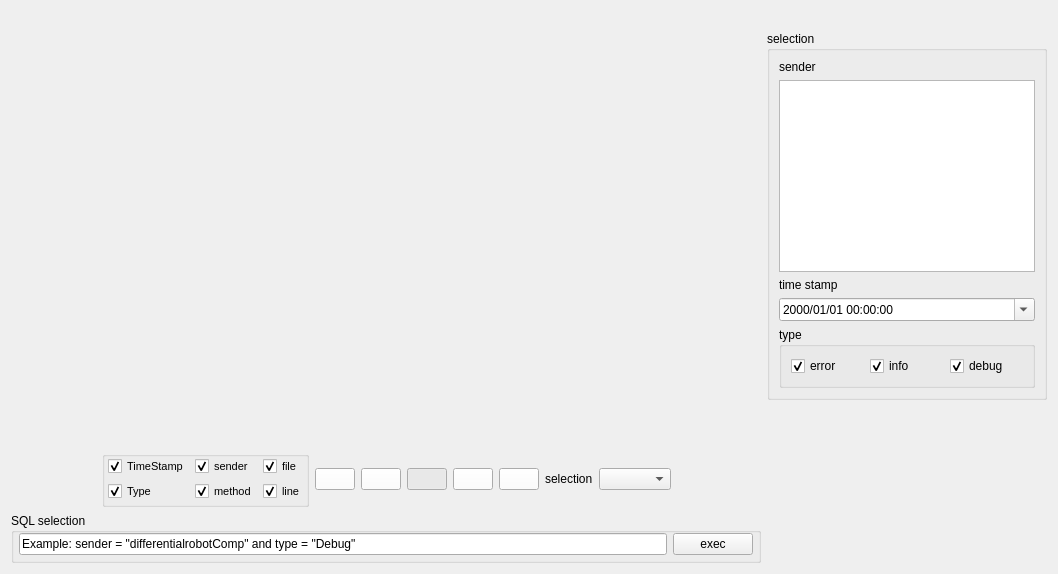
First picture: the form in rclogger/src/mainUI.ui, repository robocomp/tools, before the edit.
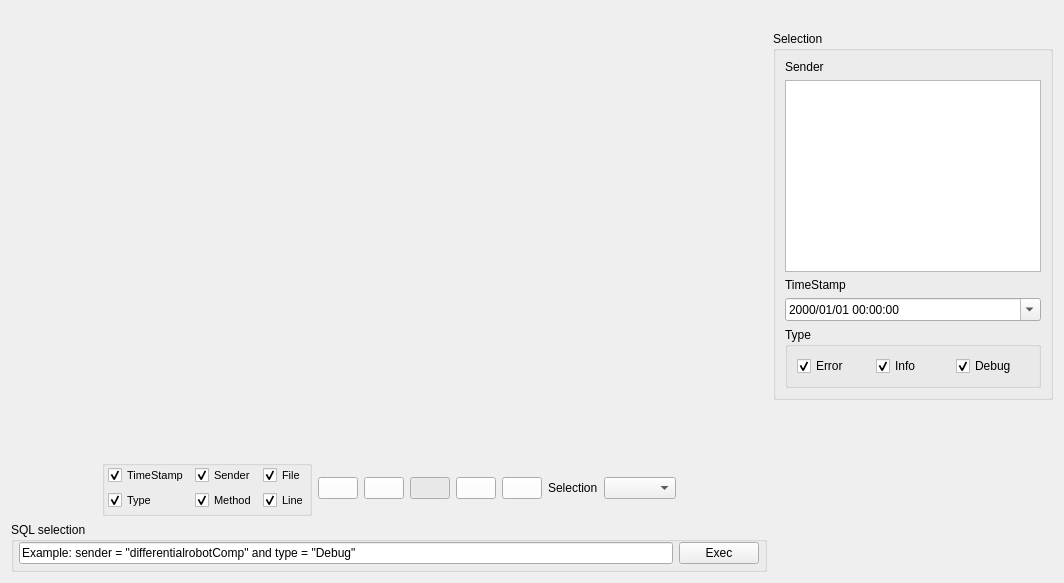
Second picture: the form after the edit. Icons and pictures are not drawn.

Patch:
```diff
--- a/rclogger/src/mainUI.ui
+++ b/rclogger/src/mainUI.ui
@@ -6,8 +6,8 @@
    <rect>
     <x>0</x>
     <y>0</y>
-    <width>1058</width>
-    <height>574</height>
+    <width>1064</width>
+    <height>583</height>
    </rect>
   </property>
   <property name="sizePolicy">
@@ -150,7 +150,7 @@
                  </font>
                 </property>
                 <property name="text">
-                 <string>sender</string>
+                 <string>Sender</string>
                 </property>
                 <property name="checked">
                  <bool>true</bool>
@@ -165,7 +165,7 @@
                  </font>
                 </property>
                 <property name="text">
-                 <string>method</string>
+                 <string>Method</string>
                 </property>
                 <property name="checked">
                  <bool>true</bool>
@@ -180,7 +180,7 @@
                  </font>
                 </property>
                 <property name="text">
-                 <string>file</string>
+                 <string>File</string>
                 </property>
                 <property name="checked">
                  <bool>true</bool>
@@ -195,7 +195,7 @@
                  </font>
                 </property>
                 <property name="text">
-                 <string>line</string>
+                 <string>Line</string>
                 </property>
                 <property name="checked">
                  <bool>true</bool>
@@ -513,7 +513,7 @@
            <item>
             <widget class="QLabel" name="label_3">
              <property name="text">
-              <string>selection</string>
+              <string>Selection</string>
              </property>
             </widget>
            </item>
@@ -570,7 +570,7 @@
             <item>
              <widget class="QPushButton" name="pBsql">
               <property name="text">
-               <string>exec</string>
+               <string>Exec</string>
               </property>
              </widget>
             </item>
@@ -593,7 +593,7 @@
             </sizepolicy>
            </property>
            <property name="title">
-            <string>selection</string>
+            <string>Selection</string>
            </property>
            <property name="checkable">
             <bool>false</bool>
@@ -605,7 +605,7 @@
             <item>
              <widget class="QLabel" name="label">
               <property name="text">
-               <string>sender</string>
+               <string>Sender</string>
               </property>
              </widget>
             </item>
@@ -619,7 +619,7 @@
             <item>
              <widget class="QLabel" name="label_2">
               <property name="text">
-               <string>time stamp</string>
+               <string>TimeStamp</string>
               </property>
              </widget>
             </item>
@@ -646,13 +646,13 @@
             <item>
              <widget class="QGroupBox" name="typeBox">
               <property name="title">
-               <string>type</string>
+               <string>Type</string>
               </property>
               <layout class="QHBoxLayout" name="horizontalLayout">
                <item>
                 <widget class="QCheckBox" name="cBError">
                  <property name="text">
-                  <string>error</string>
+                  <string>Error</string>
                  </property>
                  <property name="checked">
                   <bool>true</bool>
@@ -662,7 +662,7 @@
                <item>
                 <widget class="QCheckBox" name="cBInfo">
                  <property name="text">
-                  <string>info</string>
+                  <string>Info</string>
                  </property>
                  <property name="checked">
                   <bool>true</bool>
@@ -672,7 +672,7 @@
                <item>
                 <widget class="QCheckBox" name="cBDebug">
                  <property name="text">
-                  <string>debug</string>
+                  <string>Debug</string>
                  </property>
                  <property name="checked">
                   <bool>true</bool>
```
Left out of the diff: 4 changed lines with no effect on the pictures.
